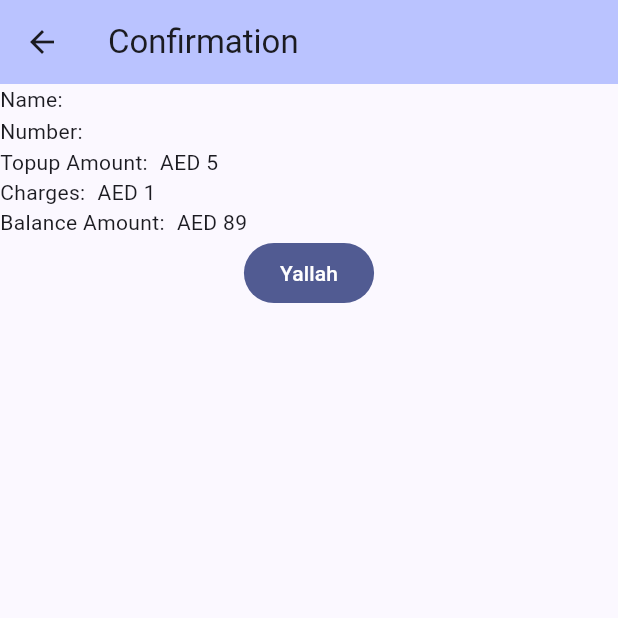
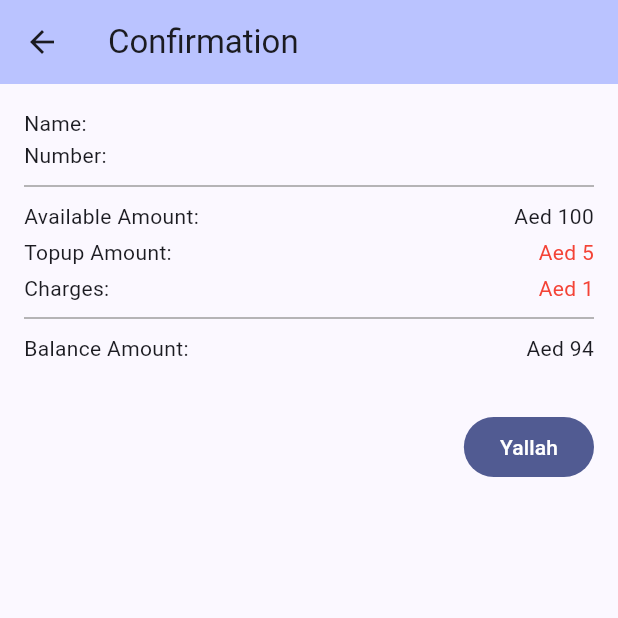
Before and after one commit to RanaAli/Flutter-Mobile-Recharge-App, a Flutter app: the ConfirmationPage screen opened directly with empty values, on a phone screen of 412 x 824 dp, the top half of it. Run offline on Flutter 3.47's test engine with Material 3 defaults, Android fonts, the phone set to English and light mode, and no system bars; our stand-ins replace carousel_slider, dio, pretty_dio_logger, sqflite; missing offline and left inert: http_mock_adapter; accounts and stored records are empty.

Commit message:
add calculations on confirmation_page.dart

```diff
--- a/lib/presentation/screens/screen_amount_selection/widgets/amounts_enum.dart
+++ b/lib/presentation/screens/screen_amount_selection/widgets/amounts_enum.dart
@@ -1,13 +1,14 @@
 enum AmountsEnum {
-  five('AED 5'),
-  ten('AED 10'),
-  twenty('AED 20'),
-  thirty('AED 30'),
-  fifty('AED 50'),
-  seventyFive('AED 75'),
-  hundred('AED 100');
+  five('Aed 5', 5),
+  ten('Aed 10', 10),
+  twenty('Aed 20', 20),
+  thirty('Aed 30', 30),
+  fifty('Aed 50', 50),
+  seventyFive('Aed 75', 75),
+  hundred('Aed 100', 100);
 
-  const AmountsEnum(this.value);
+  const AmountsEnum(this.text, this.amount);
 
-  final String value;
+  final int amount;
+  final String text;
 }
--- a/lib/presentation/screens/screen_amount_selection/widgets/recharge_amounts_widget.dart
+++ b/lib/presentation/screens/screen_amount_selection/widgets/recharge_amounts_widget.dart
@@ -41,7 +41,7 @@ class _RechargeAmountWidgetState extends State<RechargeAmountWidget> {
             side: const BorderSide(color: Colors.grey, width: 1),
             borderRadius: BorderRadius.circular(8),
           ),
-          title: Text(value.value),
+          title: Text(value.text),
           leading: Radio<AmountsEnum>(
             value: value,
             groupValue: selection,
--- a/lib/presentation/screens/screen_confirmation/confirmation_page.dart
+++ b/lib/presentation/screens/screen_confirmation/confirmation_page.dart
@@ -1,5 +1,6 @@
 import 'package:flutter/material.dart';
 import 'package:mobile_recharge_app/presentation/screens/screen_confirmation/model_confirmation_page.dart';
+import 'package:mobile_recharge_app/presentation/ui_elements/text_styles.dart';
 
 class ConfirmationPage extends StatefulWidget {
   final ModelConfirmationPage data;
@@ -11,58 +12,98 @@ class ConfirmationPage extends StatefulWidget {
 }
 
 class _ConfirmationPage extends State<ConfirmationPage> {
+  int availableAmount = 100;
+  int chargeAmount = 1;
+  var totalCharges = 0;
+
   @override
   Widget build(BuildContext context) {
+    totalCharges = (availableAmount -
+        (chargeAmount + widget.data.amountEnum.amount));
+
     return Scaffold(
       appBar: AppBar(
-        backgroundColor: Theme.of(context).colorScheme.inversePrimary,
+        backgroundColor: Theme
+            .of(context)
+            .colorScheme
+            .inversePrimary,
         title: const Text("Confirmation"),
       ),
       body: body(context),
     );
   }
 
-  Column body(BuildContext context) {
-    return Column(
-      mainAxisSize: MainAxisSize.min,
+  Padding body(BuildContext context) {
+    return Padding(
+      padding: const EdgeInsets.all(16.0),
+      child: Column(
+        mainAxisSize: MainAxisSize.max,
         children: [
           Row(
+            mainAxisAlignment: MainAxisAlignment.spaceBetween,
             children: [
-            Text("Name:"),
-            SizedBox(width: 8),
-            Text(widget.data.beneficiary.name),
+              const Text("Name:"),
+              const SizedBox(width: 8),
+              Text(widget.data.beneficiary.name,
+                  style: textStyleNormalBoldBlue),
             ],
           ),
           Row(
+            mainAxisAlignment: MainAxisAlignment.spaceBetween,
             children: [
-            Text("Number:"),
-            SizedBox(width: 8),
-            Text(widget.data.beneficiary.phone),
+              const Text("Number:"),
+              const SizedBox(width: 8),
+              Text(
+                widget.data.beneficiary.phone,
+                style: textStyleNormalBoldBlack,
+              ),
             ],
           ),
+          const Divider(height: 20, color: Colors.grey),
           Row(
+            mainAxisAlignment: MainAxisAlignment.spaceBetween,
             children: [
-            Text("Topup Amount:"),
-            SizedBox(width: 8),
-            Text("${widget.data.amountEnum.value}"),
+              const Text("Available Amount:"),
+              const SizedBox(width: 8),
+              Text("Aed $availableAmount"),
             ],
           ),
-        const Row(
+          const SizedBox(height: 4),
+          Row(
+            mainAxisAlignment: MainAxisAlignment.spaceBetween,
             children: [
-            Text("Charges:"),
-            SizedBox(width: 8),
-            Text("AED 1"),
+              const Text("Topup Amount:"),
+              const SizedBox(width: 8),
+              Text(widget.data.amountEnum.text, style: textStyleError),
             ],
           ),
-        const Row(
+          const SizedBox(height: 4),
+          Row(
+            mainAxisAlignment: MainAxisAlignment.spaceBetween,
             children: [
-            Text("Balance Amount:"),
-            SizedBox(width: 8),
-            Text("AED 89"),
+              const Text("Charges:"),
+              const SizedBox(width: 8),
+              Text("Aed $chargeAmount", style: textStyleError),
             ],
           ),
+          const Divider(height: 20, color: Colors.grey),
+          Row(
+            mainAxisAlignment: MainAxisAlignment.spaceBetween,
+            children: [
+              const Text("Balance Amount:"),
+              const SizedBox(width: 8),
+              Text("Aed $totalCharges"),
+            ],
+          ),
+          const SizedBox(height: 32),
+          Row(
+            mainAxisAlignment: MainAxisAlignment.end,
+            children: [
               FilledButton(onPressed: () {}, child: const Text("Yallah")),
             ],
+          ),
+        ],
+      ),
     );
   }
 }
```
Lines whose indentation alone changed are shown as unchanged.
